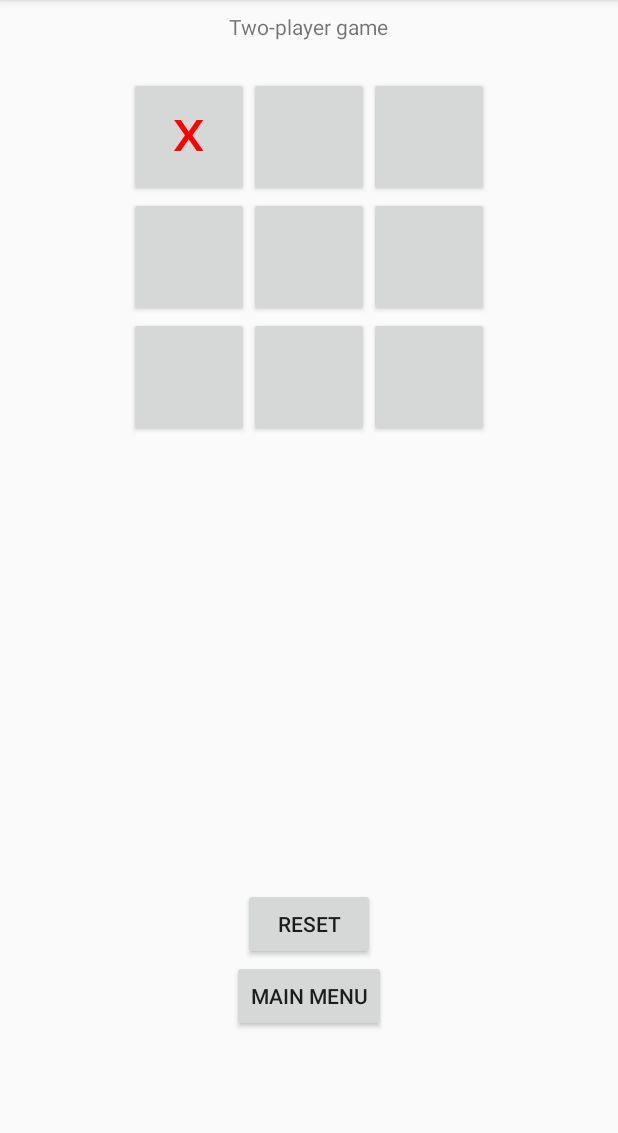
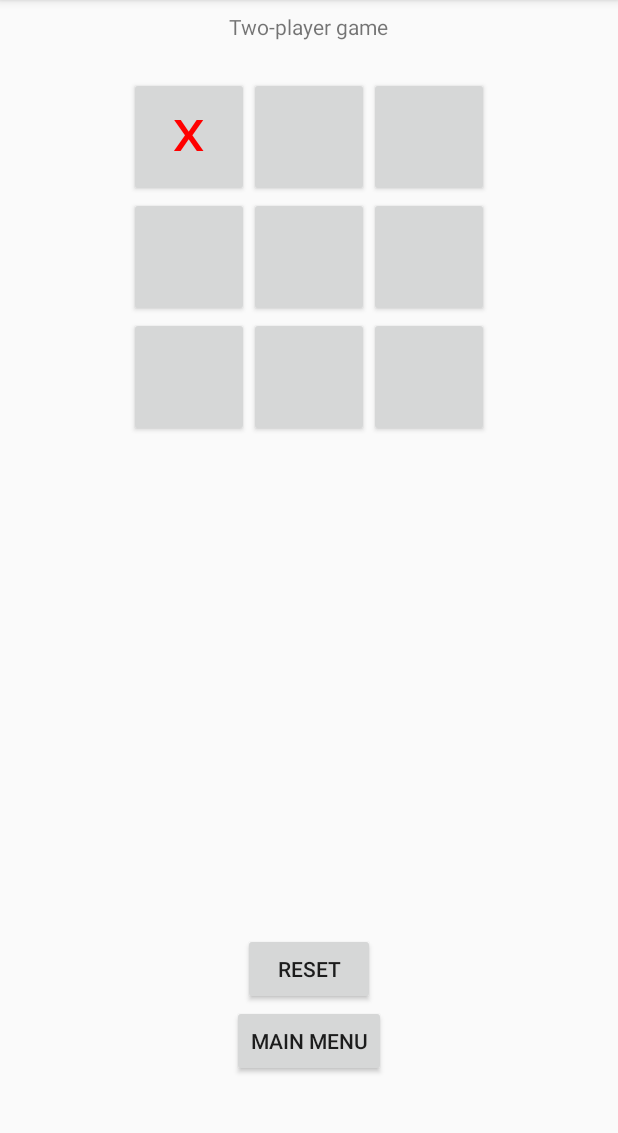
Before and after one commit to ivodeb/TicTacToe, an Android app: the MainActivity screen opened directly, with no data from a screen before it, after a tap on an icon or button, on a phone screen of 412 x 824 dp, the part 84-1217 px from its top. Run offline under Robolectric (Android 15) with nearby library versions, the phone set to English and light mode, and no system bars.

Commit message:
Final version for portfolio

```diff
--- a/app/src/main/java/com/example/ivode/tictactoe/Game.java
+++ b/app/src/main/java/com/example/ivode/tictactoe/Game.java
@@ -1,12 +1,13 @@
 package com.example.ivode.tictactoe;
 import java.io.Serializable;
 
-public class Game implements Serializable {
-    final private int BOARD_SIZE = 3;
-    public TileState[][] board;
+/** Game class determines board size and state of each tile when chosen. */
+class Game implements Serializable {
+    TileState[][] board;
     private Boolean playerOneTurn;  // true if player 1's turn, false if player 2's turn
 
-    public Game() {
+    Game() {
+        final int BOARD_SIZE = 3;
         board = new TileState[BOARD_SIZE][BOARD_SIZE];
         for(int i=0; i<BOARD_SIZE; i++)
             for(int j=0; j<BOARD_SIZE; j++)
@@ -15,7 +16,7 @@ public class Game implements Serializable {
         playerOneTurn = true;
     }
 
-    public TileState choose(int row, int column) {
+    TileState choose(int row, int column) {
         if (board[row][column] == TileState.BLANK) {
             if (playerOneTurn) {
                 board[row][column] = TileState.CROSS;
--- a/app/src/main/java/com/example/ivode/tictactoe/MainActivity.java
+++ b/app/src/main/java/com/example/ivode/tictactoe/MainActivity.java
@@ -9,8 +9,8 @@ import android.widget.Button;
 import android.widget.TextView;
 import java.util.Arrays;
 
+/** Create and visualise a tic-tac-toe game. */
 public class MainActivity extends AppCompatActivity {
-    // create game and initialize variables
     Game game;
     Integer[] buttons = {R.id.button1, R.id.button2, R.id.button3, R.id.button4, R.id.button5,
             R.id.button6, R.id.button7, R.id.button8, R.id.button9};
@@ -56,6 +56,7 @@ public class MainActivity extends AppCompatActivity {
 
     }
 
+    // determines what happens when a tile is clicked, includes playing vs. AI
     public void tileClicked(View view) {
         if (won() != GameState.IN_PROGRESS) {
             resetClicked(findViewById(R.id.reset));
@@ -110,6 +111,12 @@ public class MainActivity extends AppCompatActivity {
         Intent intent = new Intent(MainActivity.this, StartActivity.class);
         startActivity(intent);
     }
+
+    public void onHomeClicked(View view) {
+        Intent intent = new Intent(MainActivity.this, StartActivity.class);
+        startActivity(intent);
+    }
+
 
     // all possible end game states
     public GameState won() {
--- a/app/src/main/java/com/example/ivode/tictactoe/StartActivity.java
+++ b/app/src/main/java/com/example/ivode/tictactoe/StartActivity.java
@@ -5,6 +5,7 @@ import android.support.v7.app.AppCompatActivity;
 import android.os.Bundle;
 import android.view.View;
 
+/** Menu with title screen and choice of 2-player game or game vs. computer. */
 public class StartActivity extends AppCompatActivity {
 
     @Override
--- a/app/src/main/res/layout-land/activity_main.xml
+++ b/app/src/main/res/layout-land/activity_main.xml
@@ -123,7 +123,7 @@
                 android:layout_height="wrap_content"
                 android:layout_gravity="center"
                 android:layout_weight="0"
-                android:onClick="onBackPressed"
+                android:onClick="onHomeClicked"
                 android:text="Main menu" />
         </LinearLayout>
 
--- a/app/src/main/res/layout/activity_main.xml
+++ b/app/src/main/res/layout/activity_main.xml
@@ -108,9 +108,9 @@
         android:layout_width="wrap_content"
         android:layout_height="wrap_content"
         android:layout_gravity="center"
-        android:layout_marginBottom="80dp"
+        android:layout_marginBottom="50dp"
         android:layout_weight="0"
-        android:onClick="onBackPressed"
+        android:onClick="onHomeClicked"
         android:text="Main menu" />
 
 </LinearLayout>
```
